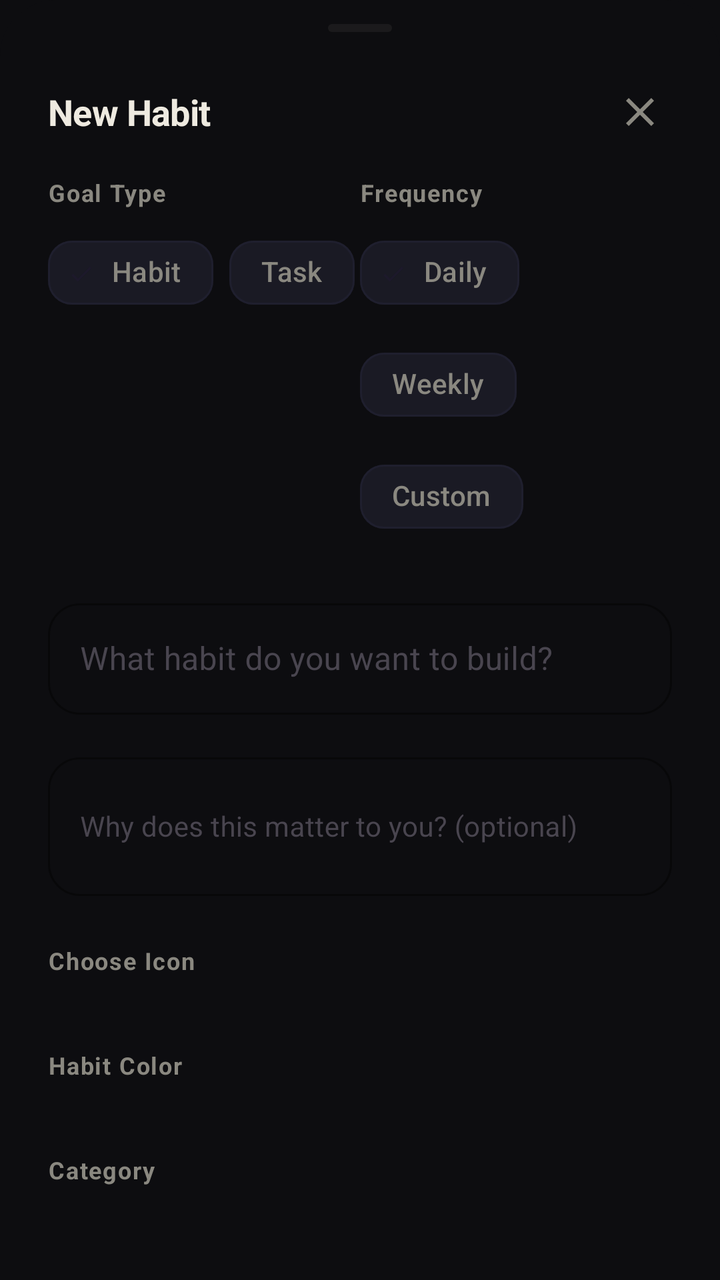
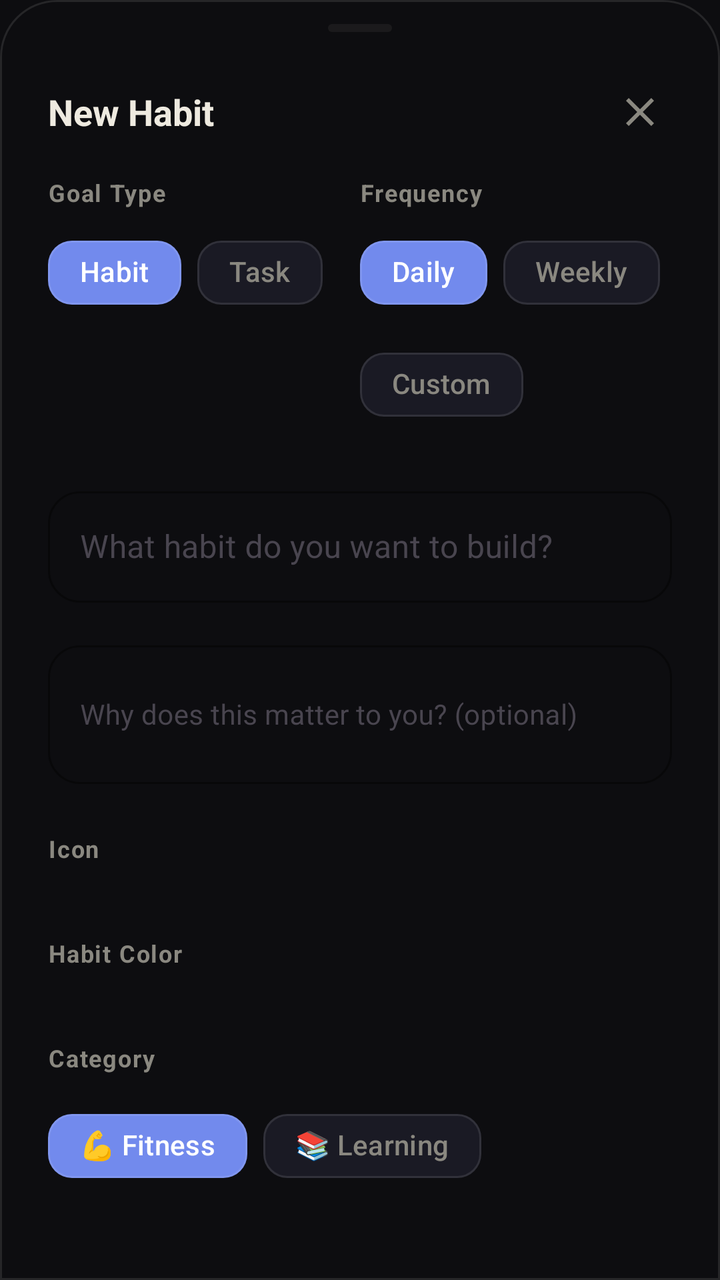

An Android layout rendered at two revisions. The XML below is the earlier revision; the diff shows what the commit changed to produce the second picture.
<!-- AndroidManifest.xml: application theme Theme.HabitFlow -->
<!-- res/layout/bottom_sheet_add_habit.xml -->
<?xml version="1.0" encoding="utf-8"?>
<LinearLayout
    xmlns:android="http://schemas.android.com/apk/res/android"
    xmlns:app="http://schemas.android.com/apk/res-auto"
    android:layout_width="match_parent"
    android:layout_height="wrap_content"
    android:orientation="vertical"
    android:background="@drawable/bg_bottom_sheet"
    android:paddingBottom="40dp">

    
    <View android:layout_width="32dp" android:layout_height="4dp"
        android:layout_gravity="center_horizontal"
        android:layout_marginTop="12dp" android:layout_marginBottom="8dp"
        android:background="@drawable/bg_sheet_handle"
        android:alpha="0.2"/>

    
    <LinearLayout android:layout_width="match_parent" android:layout_height="wrap_content"
        android:orientation="horizontal" android:gravity="center_vertical"
        android:paddingHorizontal="24dp" android:paddingVertical="16dp">

        <TextView android:id="@+id/tv_sheet_title"
            android:layout_width="0dp" android:layout_weight="1"
            android:layout_height="wrap_content"
            android:text="@string/add_habit_title"
            style="@style/AppTitleMedium"
            android:textColor="?attr/customTextPrimary"/>

        <ImageButton android:id="@+id/btn_close"
            android:layout_width="32dp" android:layout_height="32dp"
            android:background="?attr/selectableItemBackgroundBorderless"
            android:src="@drawable/ic_close"
            app:tint="?attr/customTextSecondary"
            android:contentDescription="Close"/>
    </LinearLayout>

    <androidx.core.widget.NestedScrollView
        android:layout_width="match_parent"
        android:layout_height="wrap_content"
        android:scrollbars="none">

        <LinearLayout android:layout_width="match_parent" android:layout_height="wrap_content"
            android:orientation="vertical" android:paddingHorizontal="24dp">

            
            <LinearLayout
                android:layout_width="match_parent"
                android:layout_height="wrap_content"
                android:orientation="horizontal"
                android:layout_marginBottom="24dp">

                <LinearLayout
                    android:layout_width="0dp"
                    android:layout_height="wrap_content"
                    android:layout_weight="1"
                    android:orientation="vertical">
                    <TextView android:layout_width="wrap_content" android:layout_height="wrap_content"
                        android:text="@string/label_goal_type"
                        android:textColor="?attr/customTextSecondary" android:textSize="12sp"
                        android:textStyle="bold" android:letterSpacing="0.05"
                        android:layout_marginBottom="8dp"/>
                    <com.google.android.material.chip.ChipGroup
                        android:id="@+id/chips_type"
                        android:layout_width="wrap_content" android:layout_height="wrap_content"
                        app:singleSelection="true" app:selectionRequired="true">
                        <com.google.android.material.chip.Chip android:id="@+id/chip_type_habit"
                            style="@style/FilterChip" android:layout_width="wrap_content"
                            android:layout_height="wrap_content" android:text="@string/type_habit" android:checked="true"/>
                        <com.google.android.material.chip.Chip android:id="@+id/chip_type_task"
                            style="@style/FilterChip" android:layout_width="wrap_content"
                            android:layout_height="wrap_content" android:text="@string/type_task"/>
                    </com.google.android.material.chip.ChipGroup>
                </LinearLayout>

                <LinearLayout
                    android:id="@+id/ll_frequency_container"
                    android:layout_width="0dp"
                    android:layout_height="wrap_content"
                    android:layout_weight="1"
                    android:orientation="vertical">
                    <TextView android:layout_width="wrap_content" android:layout_height="wrap_content"
                        android:text="@string/label_frequency"
                        android:textColor="?attr/customTextSecondary" android:textSize="12sp"
                        android:textStyle="bold" android:letterSpacing="0.05"
                        android:layout_marginBottom="8dp"/>
                    <com.google.android.material.chip.ChipGroup
                        android:id="@+id/chips_frequency"
                        android:layout_width="wrap_content" android:layout_height="wrap_content"
                        app:singleSelection="true" app:selectionRequired="true">
                        <com.google.android.material.chip.Chip android:id="@+id/chip_freq_daily"
                            style="@style/FilterChip" android:layout_width="wrap_content"
                            android:layout_height="wrap_content" android:text="@string/freq_daily" android:checked="true"/>
                        <com.google.android.material.chip.Chip android:id="@+id/chip_freq_weekly"
                            style="@style/FilterChip" android:layout_width="wrap_content"
                            android:layout_height="wrap_content" android:text="@string/freq_weekly"/>
                        <com.google.android.material.chip.Chip android:id="@+id/chip_freq_custom"
                            style="@style/FilterChip" android:layout_width="wrap_content"
                            android:layout_height="wrap_content" android:text="@string/freq_custom"/>
                    </com.google.android.material.chip.ChipGroup>
                </LinearLayout>
            </LinearLayout>

            
            <LinearLayout
                android:id="@+id/ll_custom_days"
                android:layout_width="match_parent"
                android:layout_height="wrap_content"
                android:orientation="vertical"
                android:visibility="gone"
                android:layout_marginBottom="24dp">

                <TextView android:layout_width="wrap_content" android:layout_height="wrap_content"
                    android:text="Select Days"
                    android:textColor="?attr/customTextSecondary" android:textSize="12sp"
                    android:textStyle="bold" android:letterSpacing="0.05"
                    android:layout_marginBottom="12dp"/>

                <com.google.android.material.chip.ChipGroup
                    android:id="@+id/chips_days"
                    android:layout_width="match_parent" android:layout_height="wrap_content"
                    app:singleSelection="false"
                    app:chipSpacingHorizontal="4dp">
                    <com.google.android.material.chip.Chip style="@style/FilterChip" android:layout_width="wrap_content" android:layout_height="wrap_content" android:text="Mon" android:id="@+id/day_mon" android:checkable="true"/>
                    <com.google.android.material.chip.Chip style="@style/FilterChip" android:layout_width="wrap_content" android:layout_height="wrap_content" android:text="Tue" android:id="@+id/day_tue" android:checkable="true"/>
                    <com.google.android.material.chip.Chip style="@style/FilterChip" android:layout_width="wrap_content" android:layout_height="wrap_content" android:text="Wed" android:id="@+id/day_wed" android:checkable="true"/>
                    <com.google.android.material.chip.Chip style="@style/FilterChip" android:layout_width="wrap_content" android:layout_height="wrap_content" android:text="Thu" android:id="@+id/day_thu" android:checkable="true"/>
                    <com.google.android.material.chip.Chip style="@style/FilterChip" android:layout_width="wrap_content" android:layout_height="wrap_content" android:text="Fri" android:id="@+id/day_fri" android:checkable="true"/>
                    <com.google.android.material.chip.Chip style="@style/FilterChip" android:layout_width="wrap_content" android:layout_height="wrap_content" android:text="Sat" android:id="@+id/day_sat" android:checkable="true"/>
                    <com.google.android.material.chip.Chip style="@style/FilterChip" android:layout_width="wrap_content" android:layout_height="wrap_content" android:text="Sun" android:id="@+id/day_sun" android:checkable="true"/>
                </com.google.android.material.chip.ChipGroup>
            </LinearLayout>

            
            <com.google.android.material.textfield.TextInputLayout
                android:id="@+id/til_name"
                style="@style/InputField"
                android:layout_width="match_parent" android:layout_height="wrap_content"
                android:hint="@string/hint_habit_name" android:layout_marginBottom="16dp">
                <com.google.android.material.textfield.TextInputEditText
                    android:id="@+id/et_name"
                    android:layout_width="match_parent" android:layout_height="wrap_content"
                    android:inputType="textCapSentences"
                    android:textColor="?attr/customTextPrimary"
                    android:textSize="16sp"/>
            </com.google.android.material.textfield.TextInputLayout>

            
            <com.google.android.material.textfield.TextInputLayout
                android:id="@+id/til_desc"
                style="@style/InputField"
                android:layout_width="match_parent" android:layout_height="wrap_content"
                android:hint="@string/hint_habit_desc" android:layout_marginBottom="24dp">
                <com.google.android.material.textfield.TextInputEditText
                    android:id="@+id/et_desc"
                    android:layout_width="match_parent" android:layout_height="wrap_content"
                    android:inputType="textCapSentences|textMultiLine"
                    android:minLines="2" android:maxLines="3"
                    android:textColor="?attr/customTextPrimary"
                    android:textSize="14sp"/>
            </com.google.android.material.textfield.TextInputLayout>

            
            <TextView android:layout_width="wrap_content" android:layout_height="wrap_content"
                android:text="Choose Icon"
                android:textColor="?attr/customTextSecondary" android:textSize="12sp"
                android:textStyle="bold" android:letterSpacing="0.05"
                android:layout_marginBottom="12dp"/>

            <HorizontalScrollView android:layout_width="match_parent" android:layout_height="wrap_content"
                android:scrollbars="none" android:layout_marginBottom="24dp">
                <LinearLayout android:id="@+id/ll_emojis"
                    android:layout_width="wrap_content" android:layout_height="wrap_content"
                    android:orientation="horizontal"/>
            </HorizontalScrollView>

            <TextView android:layout_width="wrap_content" android:layout_height="wrap_content"
                android:text="Habit Color"
                android:textColor="?attr/customTextSecondary" android:textSize="12sp"
                android:textStyle="bold" android:letterSpacing="0.05"
                android:layout_marginBottom="12dp"/>

            <HorizontalScrollView android:layout_width="match_parent" android:layout_height="wrap_content"
                android:scrollbars="none" android:layout_marginBottom="24dp">
                <LinearLayout android:id="@+id/ll_colors"
                    android:layout_width="wrap_content" android:layout_height="wrap_content"
                    android:orientation="horizontal"/>
            </HorizontalScrollView>

            
            <TextView android:layout_width="wrap_content" android:layout_height="wrap_content"
                android:text="Category"
                android:textColor="?attr/customTextSecondary" android:textSize="12sp"
                android:textStyle="bold" android:letterSpacing="0.05"
                android:layout_marginBottom="12dp"/>

            <com.google.android.material.chip.ChipGroup
                android:id="@+id/chips_category"
                android:layout_width="wrap_content" android:layout_height="wrap_content"
                app:singleSelection="true" app:selectionRequired="true"
                android:layout_marginBottom="24dp"
                app:chipSpacingHorizontal="8dp">

                <com.google.android.material.chip.Chip android:id="@+id/chip_fitness"
                    style="@style/FilterChip" android:layout_width="wrap_content"
                    android:layout_height="wrap_content" android:text="💪 Fitness" android:checked="true"/>
                <com.google.android.material.chip.Chip android:id="@+id/chip_learning"
                    style="@style/FilterChip" android:layout_width="wrap_content"
                    android:layout_height="wrap_content" android:text="📚 Learning"/>
                <com.google.android.material.chip.Chip android:id="@+id/chip_wellness"
                    style="@style/FilterChip" android:layout_width="wrap_content"
                    android:layout_height="wrap_content" android:text="🧘 Wellness"/>
            </com.google.android.material.chip.ChipGroup>

            
            <TextView android:layout_width="wrap_content" android:layout_height="wrap_content"
                android:text="Priority"
                android:textColor="?attr/customTextSecondary" android:textSize="12sp"
                android:textStyle="bold" android:letterSpacing="0.05"
                android:layout_marginBottom="12dp"/>

            <com.google.android.material.chip.ChipGroup
                android:id="@+id/chips_priority"
                android:layout_width="wrap_content" android:layout_height="wrap_content"
                app:singleSelection="true" app:selectionRequired="true"
                android:layout_marginBottom="24dp"
                app:chipSpacingHorizontal="8dp">

                <com.google.android.material.chip.Chip android:id="@+id/chip_low"
                    style="@style/FilterChip" android:layout_width="wrap_content"
                    android:layout_height="wrap_content" android:text="Low"/>
                <com.google.android.material.chip.Chip android:id="@+id/chip_medium"
                    style="@style/FilterChip" android:layout_width="wrap_content"
                    android:layout_height="wrap_content" android:text="Medium" android:checked="true"/>
                <com.google.android.material.chip.Chip android:id="@+id/chip_high"
                    style="@style/FilterChip" android:layout_width="wrap_content"
                    android:layout_height="wrap_content" android:text="High"/>
            </com.google.android.material.chip.ChipGroup>

            
            <TextView android:layout_width="wrap_content" android:layout_height="wrap_content"
                android:text="Checklist"
                android:textColor="?attr/customTextSecondary" android:textSize="12sp"
                android:textStyle="bold" android:letterSpacing="0.05"
                android:layout_marginBottom="12dp"/>

            <LinearLayout
                android:id="@+id/ll_checklist_container"
                android:layout_width="match_parent"
                android:layout_height="wrap_content"
                android:orientation="vertical" android:layout_marginBottom="8dp"/>

            <com.google.android.material.button.MaterialButton
                android:id="@+id/btn_add_checklist_item"
                style="@style/Widget.Material3.Button.TextButton.Icon"
                android:layout_width="wrap_content"
                android:layout_height="wrap_content"
                android:text="Add Item"
                app:icon="@drawable/ic_add"
                android:layout_marginBottom="24dp"/>

            
            <LinearLayout android:id="@+id/row_reminder_time"
                android:layout_width="match_parent" android:layout_height="wrap_content"
                android:orientation="horizontal" android:gravity="center_vertical"
                android:background="@drawable/bg_card_outlined"
                android:paddingHorizontal="16dp" android:paddingVertical="14dp"
                android:layout_marginBottom="32dp"
                android:clickable="true" android:focusable="true">

                <TextView android:layout_width="wrap_content" android:layout_height="wrap_content"
                    android:text="⏰" android:textSize="18sp" android:layout_marginEnd="12dp"/>

                <LinearLayout android:layout_width="0dp" android:layout_weight="1"
                    android:layout_height="wrap_content" android:orientation="vertical">
                    <TextView android:layout_width="wrap_content" android:layout_height="wrap_content"
                        android:text="Daily Reminder"
                        android:textColor="?attr/customTextPrimary" android:textSize="14sp"
                        android:textStyle="bold"/>
                    <TextView android:id="@+id/tv_reminder_time"
                        android:layout_width="wrap_content" android:layout_height="wrap_content"
                        android:text="08:00 AM"
                        android:textColor="?attr/customTextSecondary" android:textSize="12sp"
                        android:layout_marginTop="2dp"/>
                </LinearLayout>

                <com.google.android.material.switchmaterial.SwitchMaterial
                    android:id="@+id/switch_reminder"
                    android:layout_width="wrap_content" android:layout_height="wrap_content"
                    app:useMaterialThemeColors="true"/>
            </LinearLayout>

            
            <com.google.android.material.button.MaterialButton
                android:id="@+id/btn_save"
                style="@style/PrimaryButton"
                android:layout_width="match_parent" android:layout_height="56dp"
                android:text="Create Habit"/>

            
            <com.google.android.material.button.MaterialButton
                android:id="@+id/btn_delete"
                android:layout_width="match_parent" android:layout_height="48dp"
                android:text="Delete Habit"
                android:textColor="@color/error_red"
                android:background="@android:color/transparent"
                android:visibility="gone"
                android:layout_marginTop="8dp"
                android:textAllCaps="false"/>

        </LinearLayout>
    </androidx.core.widget.NestedScrollView>
</LinearLayout>
<!-- resources referenced by this layout -->
<resources>
  <color name="error_red">#FF5252</color>
  <!-- drawable bg_bottom_sheet (drawable) -->
  <?xml version="1.0" encoding="utf-8"?>
  <shape xmlns:android="http://schemas.android.com/apk/res/android">
      <solid android:color="?attr/customWindowBackground" />
      <corners
          android:topLeftRadius="28dp"
          android:topRightRadius="28dp" />
  </shape>
  <string name="add_habit_title">New Habit</string>
  <string name="freq_custom">Custom</string>
  <string name="freq_daily">Daily</string>
  <string name="freq_weekly">Weekly</string>
  <string name="hint_habit_desc">Why does this matter to you? (optional)</string>
  <string name="hint_habit_name">What habit do you want to build?</string>
  <string name="label_frequency">Frequency</string>
  <string name="label_goal_type">Goal Type</string>
  <string name="type_habit">Habit</string>
  <string name="type_task">Task</string>
  <style name="AppTitleMedium">
          <item name="android:textSize">18sp</item>
          <item name="android:textStyle">bold</item>
          <item name="android:letterSpacing">-0.01</item>
      </style>
  <style name="FilterChip" parent="Widget.Material3.Chip.Filter">
          <item name="chipBackgroundColor">?attr/customCardBackground</item>
          <item name="android:textColor">?attr/customTextSecondary</item>
          <item name="chipStrokeColor">?attr/customBorderColor</item>
          <item name="chipStrokeWidth">1dp</item>
          <item name="shapeAppearance">@style/ChipShape</item>
      </style>
  <style name="Theme.HabitFlow" parent="Theme.HabitFlow.Dark" />
  <color name="primary_blue">#728AED</color>
  <color name="white">#FFFFFF</color>
  <color name="primary_green">#7AD326</color>
  <color name="accent_purple">#9C6AE6</color>
  <color name="dark_bg_primary">#0D0D10</color>
  <color name="dark_bg_card">#1A1A24</color>
  <color name="dark_bg_elevated">#21212E</color>
  <color name="dark_text_primary">#EEEAE0</color>
  <color name="dark_text_secondary">#8A8880</color>
  <color name="dark_text_dim">#52504C</color>
  <color name="dark_border">#1F1F2E</color>
  <color name="dark_nav_bg">#13131A</color>
  <style name="AppTitleLarge">
          <item name="android:textSize">28sp</item>
          <item name="android:textStyle">bold</item>
          <item name="android:letterSpacing">-0.02</item>
      </style>
  <!-- unchanged entries left out for length: 10 -->
</resources>

<!-- the commit's change to res/layout/bottom_sheet_add_habit.xml (unified diff, before → after) -->
@@ -32,7 +32,7 @@
             android:background="?attr/selectableItemBackgroundBorderless"
             android:src="@drawable/ic_close"
             app:tint="?attr/customTextSecondary"
-            android:contentDescription="Close"/>
+            android:contentDescription="@string/content_description_close"/>
     </LinearLayout>
 
     <androidx.core.widget.NestedScrollView
@@ -111,7 +111,7 @@
                 android:layout_marginBottom="24dp">
 
                 <TextView android:layout_width="wrap_content" android:layout_height="wrap_content"
-                    android:text="Select Days"
+                    android:text="@string/label_select_days"
                     android:textColor="?attr/customTextSecondary" android:textSize="12sp"
                     android:textStyle="bold" android:letterSpacing="0.05"
                     android:layout_marginBottom="12dp"/>
@@ -121,13 +121,13 @@
                     android:layout_width="match_parent" android:layout_height="wrap_content"
                     app:singleSelection="false"
                     app:chipSpacingHorizontal="4dp">
-                    <com.google.android.material.chip.Chip style="@style/FilterChip" android:layout_width="wrap_content" android:layout_height="wrap_content" android:text="Mon" android:id="@+id/day_mon" android:checkable="true"/>
-                    <com.google.android.material.chip.Chip style="@style/FilterChip" android:layout_width="wrap_content" android:layout_height="wrap_content" android:text="Tue" android:id="@+id/day_tue" android:checkable="true"/>
-                    <com.google.android.material.chip.Chip style="@style/FilterChip" android:layout_width="wrap_content" android:layout_height="wrap_content" android:text="Wed" android:id="@+id/day_wed" android:checkable="true"/>
-                    <com.google.android.material.chip.Chip style="@style/FilterChip" android:layout_width="wrap_content" android:layout_height="wrap_content" android:text="Thu" android:id="@+id/day_thu" android:checkable="true"/>
-                    <com.google.android.material.chip.Chip style="@style/FilterChip" android:layout_width="wrap_content" android:layout_height="wrap_content" android:text="Fri" android:id="@+id/day_fri" android:checkable="true"/>
-                    <com.google.android.material.chip.Chip style="@style/FilterChip" android:layout_width="wrap_content" android:layout_height="wrap_content" android:text="Sat" android:id="@+id/day_sat" android:checkable="true"/>
-                    <com.google.android.material.chip.Chip style="@style/FilterChip" android:layout_width="wrap_content" android:layout_height="wrap_content" android:text="Sun" android:id="@+id/day_sun" android:checkable="true"/>
+                    <com.google.android.material.chip.Chip style="@style/FilterChip" android:layout_width="wrap_content" android:layout_height="wrap_content" android:text="@string/day_mon" android:id="@+id/day_mon" android:checkable="true"/>
+                    <com.google.android.material.chip.Chip style="@style/FilterChip" android:layout_width="wrap_content" android:layout_height="wrap_content" android:text="@string/day_tue" android:id="@+id/day_tue" android:checkable="true"/>
+                    <com.google.android.material.chip.Chip style="@style/FilterChip" android:layout_width="wrap_content" android:layout_height="wrap_content" android:text="@string/day_wed" android:id="@+id/day_wed" android:checkable="true"/>
+                    <com.google.android.material.chip.Chip style="@style/FilterChip" android:layout_width="wrap_content" android:layout_height="wrap_content" android:text="@string/day_thu" android:id="@+id/day_thu" android:checkable="true"/>
+                    <com.google.android.material.chip.Chip style="@style/FilterChip" android:layout_width="wrap_content" android:layout_height="wrap_content" android:text="@string/day_fri" android:id="@+id/day_fri" android:checkable="true"/>
+                    <com.google.android.material.chip.Chip style="@style/FilterChip" android:layout_width="wrap_content" android:layout_height="wrap_content" android:text="@string/day_sat" android:id="@+id/day_sat" android:checkable="true"/>
+                    <com.google.android.material.chip.Chip style="@style/FilterChip" android:layout_width="wrap_content" android:layout_height="wrap_content" android:text="@string/day_sun" android:id="@+id/day_sun" android:checkable="true"/>
                 </com.google.android.material.chip.ChipGroup>
             </LinearLayout>
 
@@ -162,7 +162,7 @@
 
             
             <TextView android:layout_width="wrap_content" android:layout_height="wrap_content"
-                android:text="Choose Icon"
+                android:text="@string/label_icon"
                 android:textColor="?attr/customTextSecondary" android:textSize="12sp"
                 android:textStyle="bold" android:letterSpacing="0.05"
                 android:layout_marginBottom="12dp"/>
@@ -175,7 +175,7 @@
             </HorizontalScrollView>
 
             <TextView android:layout_width="wrap_content" android:layout_height="wrap_content"
-                android:text="Habit Color"
+                android:text="@string/label_color"
                 android:textColor="?attr/customTextSecondary" android:textSize="12sp"
                 android:textStyle="bold" android:letterSpacing="0.05"
                 android:layout_marginBottom="12dp"/>
@@ -189,7 +189,7 @@
 
             
             <TextView android:layout_width="wrap_content" android:layout_height="wrap_content"
-                android:text="Category"
+                android:text="@string/label_category"
                 android:textColor="?attr/customTextSecondary" android:textSize="12sp"
                 android:textStyle="bold" android:letterSpacing="0.05"
                 android:layout_marginBottom="12dp"/>
@@ -214,7 +214,7 @@
 
             
             <TextView android:layout_width="wrap_content" android:layout_height="wrap_content"
-                android:text="Priority"
+                android:text="@string/label_priority"
                 android:textColor="?attr/customTextSecondary" android:textSize="12sp"
                 android:textStyle="bold" android:letterSpacing="0.05"
                 android:layout_marginBottom="12dp"/>
@@ -239,7 +239,7 @@
 
             
             <TextView android:layout_width="wrap_content" android:layout_height="wrap_content"
-                android:text="Checklist"
+                android:text="@string/label_checklist"
                 android:textColor="?attr/customTextSecondary" android:textSize="12sp"
                 android:textStyle="bold" android:letterSpacing="0.05"
                 android:layout_marginBottom="12dp"/>
@@ -255,7 +255,7 @@
                 style="@style/Widget.Material3.Button.TextButton.Icon"
                 android:layout_width="wrap_content"
                 android:layout_height="wrap_content"
-                android:text="Add Item"
+                android:text="@string/label_add_item"
                 app:icon="@drawable/ic_add"
                 android:layout_marginBottom="24dp"/>
 
@@ -268,18 +268,21 @@
                 android:layout_marginBottom="32dp"
                 android:clickable="true" android:focusable="true">
 
-                <TextView android:layout_width="wrap_content" android:layout_height="wrap_content"
-                    android:text="⏰" android:textSize="18sp" android:layout_marginEnd="12dp"/>
+                <ImageView android:layout_width="20dp" android:layout_height="20dp"
+                    android:src="@drawable/ic_calendar"
+                    app:tint="?attr/colorPrimary"
+                    android:layout_marginEnd="12dp"
+                    android:contentDescription="@string/label_reminder"/>
 
                 <LinearLayout android:layout_width="0dp" android:layout_weight="1"
                     android:layout_height="wrap_content" android:orientation="vertical">
                     <TextView android:layout_width="wrap_content" android:layout_height="wrap_content"
-                        android:text="Daily Reminder"
+                        android:text="@string/label_daily_reminder"
                         android:textColor="?attr/customTextPrimary" android:textSize="14sp"
                         android:textStyle="bold"/>
                     <TextView android:id="@+id/tv_reminder_time"
                         android:layout_width="wrap_content" android:layout_height="wrap_content"
-                        android:text="08:00 AM"
+                        android:text="@string/default_reminder_time"
                         android:textColor="?attr/customTextSecondary" android:textSize="12sp"
                         android:layout_marginTop="2dp"/>
                 </LinearLayout>
@@ -295,18 +298,17 @@
                 android:id="@+id/btn_save"
                 style="@style/PrimaryButton"
                 android:layout_width="match_parent" android:layout_height="56dp"
-                android:text="Create Habit"/>
+                android:text="@string/btn_save"/>
 
             
             <com.google.android.material.button.MaterialButton
                 android:id="@+id/btn_delete"
-                android:layout_width="match_parent" android:layout_height="48dp"
-                android:text="Delete Habit"
+                style="@style/Widget.Material3.Button.TextButton"
+                android:layout_width="match_parent" android:layout_height="wrap_content"
+                android:text="@string/btn_delete"
                 android:textColor="@color/error_red"
-                android:background="@android:color/transparent"
                 android:visibility="gone"
-                android:layout_marginTop="8dp"
-                android:textAllCaps="false"/>
+                android:layout_marginTop="12dp"/>
 
         </LinearLayout>
     </androidx.core.widget.NestedScrollView>
<!-- resource entries referenced after the edit -->
@@ -5,31 +5,63 @@
   <?xml version="1.0" encoding="utf-8"?>
   <shape xmlns:android="http://schemas.android.com/apk/res/android">
       <solid android:color="?attr/customWindowBackground" />
+      <stroke android:width="1dp" android:color="?attr/customBorderColor" />
       <corners
           android:topLeftRadius="28dp"
           android:topRightRadius="28dp" />
   </shape>
+  <!-- drawable ic_calendar (drawable) -->
+  <vector xmlns:android="http://schemas.android.com/apk/res/android"
+      android:width="24dp"
+      android:height="24dp"
+      android:viewportWidth="24"
+      android:viewportHeight="24">
+    <path
+        android:fillColor="@android:color/white"
+        android:pathData="M19,4h-1V2h-2v2H8V2H6v2H5C3.89,4 3.01,4.9 3.01,6L3,20c0,1.1 0.89,2 2,2h14c1.1,0 2,-0.9 2,-2V6C21,4.9 20.1,4 19,4zM19,20H5V9h14V20zM7,11h2v2H7V11zM11,11h2v2h-2V11zM15,11h2v2h-2V11zM7,15h2v2H7V15zM11,15h2v2h-2V15zM15,15h2v2h-2V15z"/>
+  </vector>
   <string name="add_habit_title">New Habit</string>
+  <string name="btn_delete">Delete Habit</string>
+  <string name="btn_save">Save Habit</string>
+  <string name="content_description_close">Close</string>
+  <string name="day_fri">Fri</string>
+  <string name="day_mon">Mon</string>
+  <string name="day_sat">Sat</string>
+  <string name="day_sun">Sun</string>
+  <string name="day_thu">Thu</string>
+  <string name="day_tue">Tue</string>
+  <string name="day_wed">Wed</string>
+  <string name="default_reminder_time">08:00 AM</string>
   <string name="freq_custom">Custom</string>
   <string name="freq_daily">Daily</string>
   <string name="freq_weekly">Weekly</string>
   <string name="hint_habit_desc">Why does this matter to you? (optional)</string>
   <string name="hint_habit_name">What habit do you want to build?</string>
+  <string name="label_add_item">Add Item</string>
+  <string name="label_category">Category</string>
+  <string name="label_checklist">Checklist</string>
+  <string name="label_color">Habit Color</string>
+  <string name="label_daily_reminder">Daily Reminder</string>
   <string name="label_frequency">Frequency</string>
   <string name="label_goal_type">Goal Type</string>
+  <string name="label_icon">Icon</string>
+  <string name="label_priority">Priority</string>
+  <string name="label_reminder">Reminder</string>
+  <string name="label_select_days">Select Days</string>
   <string name="type_habit">Habit</string>
   <string name="type_task">Task</string>
   <style name="AppTitleMedium">
           <item name="android:textSize">18sp</item>
           <item name="android:textStyle">bold</item>
-          <item name="android:letterSpacing">-0.01</item>
+          <item name="android:letterSpacing">0</item>
       </style>
   <style name="FilterChip" parent="Widget.Material3.Chip.Filter">
-          <item name="chipBackgroundColor">?attr/customCardBackground</item>
-          <item name="android:textColor">?attr/customTextSecondary</item>
+          <item name="chipBackgroundColor">@color/chip_bg_selector</item>
+          <item name="android:textColor">@color/chip_text_selector</item>
           <item name="chipStrokeColor">?attr/customBorderColor</item>
           <item name="chipStrokeWidth">1dp</item>
           <item name="shapeAppearance">@style/ChipShape</item>
+          <item name="checkedIconVisible">false</item>
       </style>
   <style name="Theme.HabitFlow" parent="Theme.HabitFlow.Dark" />
   <color name="primary_blue">#728AED</color>
@@ -42,13 +74,14 @@
   <color name="dark_text_primary">#EEEAE0</color>
   <color name="dark_text_secondary">#8A8880</color>
   <color name="dark_text_dim">#52504C</color>
-  <color name="dark_border">#1F1F2E</color>
+  <color name="dark_border">@color/white_10</color>
   <color name="dark_nav_bg">#13131A</color>
   <style name="AppTitleLarge">
           <item name="android:textSize">28sp</item>
           <item name="android:textStyle">bold</item>
-          <item name="android:letterSpacing">-0.02</item>
+          <item name="android:letterSpacing">0</item>
       </style>
+  <color name="white_10">#1AFFFFFF</color>
   <!-- unchanged entries left out for length: 10 -->
 </resources>
 
